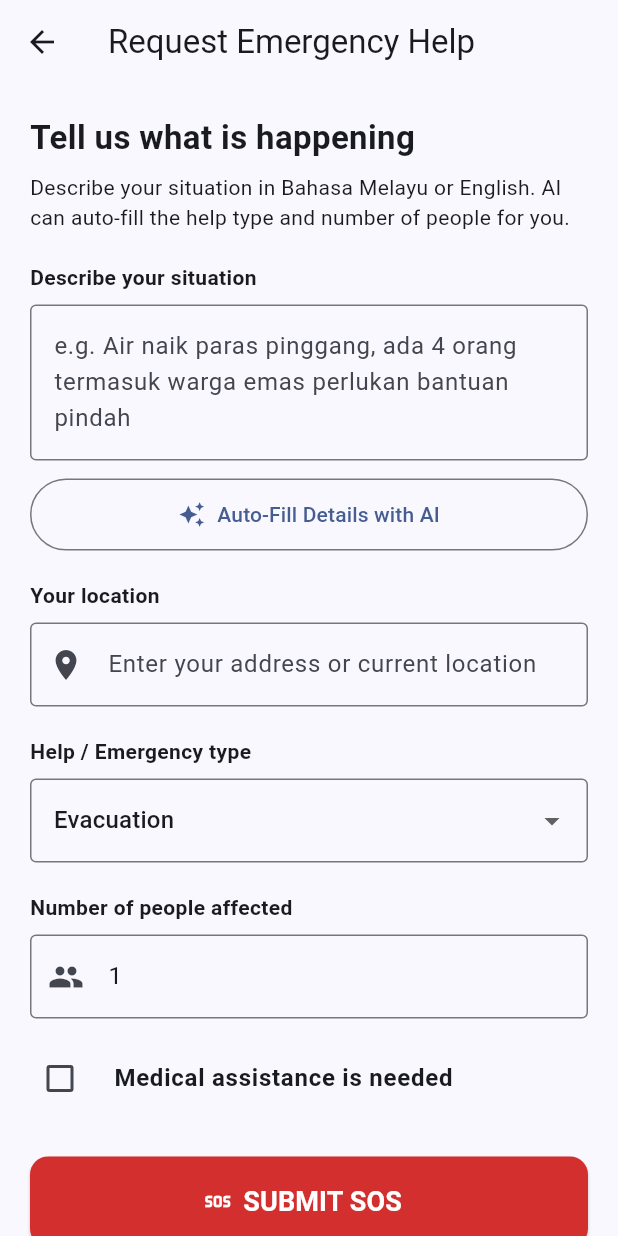
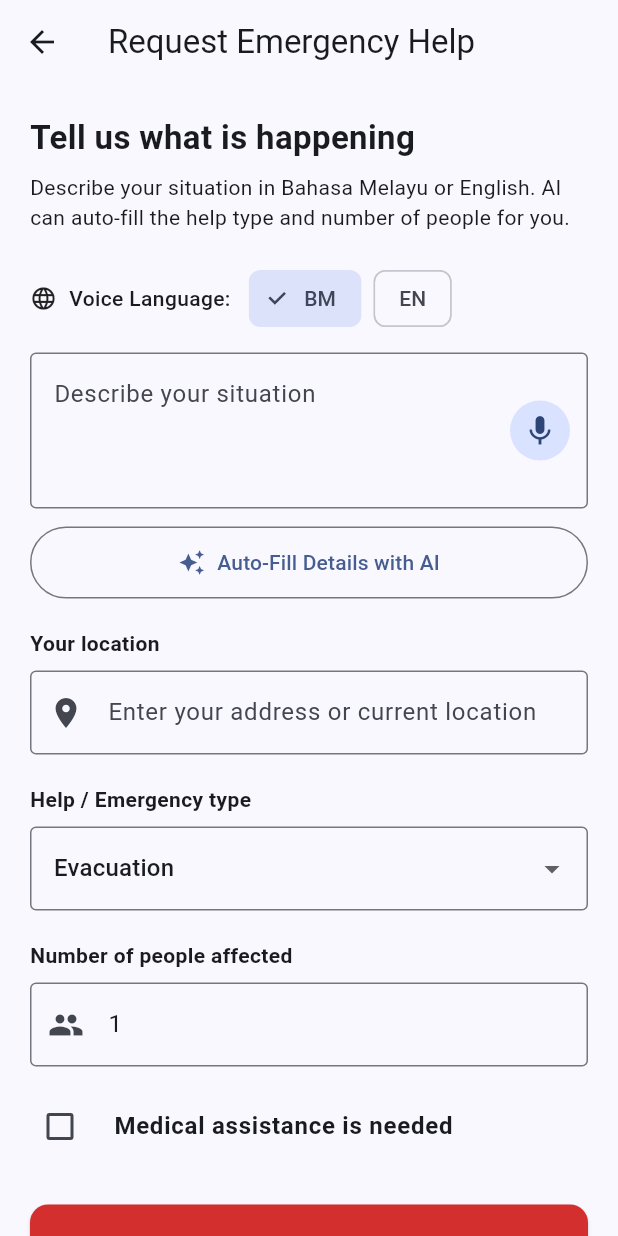
Before and after one commit to mofusand-resqflood/resqflood-app, a Flutter app: the SosFormScreen screen opened by its route, on a phone screen of 412 x 824 dp. Run offline on Flutter 3.47's test engine with Material 3 defaults, Android fonts, the phone set to English and light mode, and no system bars; our stand-ins replace connectivity_plus, geolocator, shared_preferences, speech_to_text, sqflite, supabase_flutter; accounts and stored records are empty.

Commit message:
fix(RQF-308): integrate VoiceTextInput into AI SOS form screen

```diff
--- a/lib/features/resident/sos/sos_form_screen.dart
+++ b/lib/features/resident/sos/sos_form_screen.dart
@@ -1,3 +1,4 @@
+import 'widgets/voice_text_input.dart';
 import 'package:flutter/material.dart';
 
 import '../../../core/app_routes.dart';
@@ -202,19 +203,11 @@ class _SosFormScreenState extends State<SosFormScreen> {
                 ),
                 const SizedBox(height: 20),
 
-                const Text(
-                  'Describe your situation',
-                  style: TextStyle(fontWeight: FontWeight.bold),
-                ),
-                const SizedBox(height: 8),
-                TextFormField(
+                VoiceTextInput(
                   controller: _descriptionController,
-                  maxLines: 3,
-                  decoration: const InputDecoration(
-                    hintText:
-                    'e.g. Air naik paras pinggang, ada 4 orang termasuk warga emas perlukan bantuan pindah',
-                    border: OutlineInputBorder(),
-                  ),
+                  labelText: 'Describe your situation',
+                  hintText:
+                  'e.g. Air naik paras pinggang, ada 4 orang termasuk warga emas perlukan bantuan pindah',
                 ),
                 const SizedBox(height: 12),
 
```
